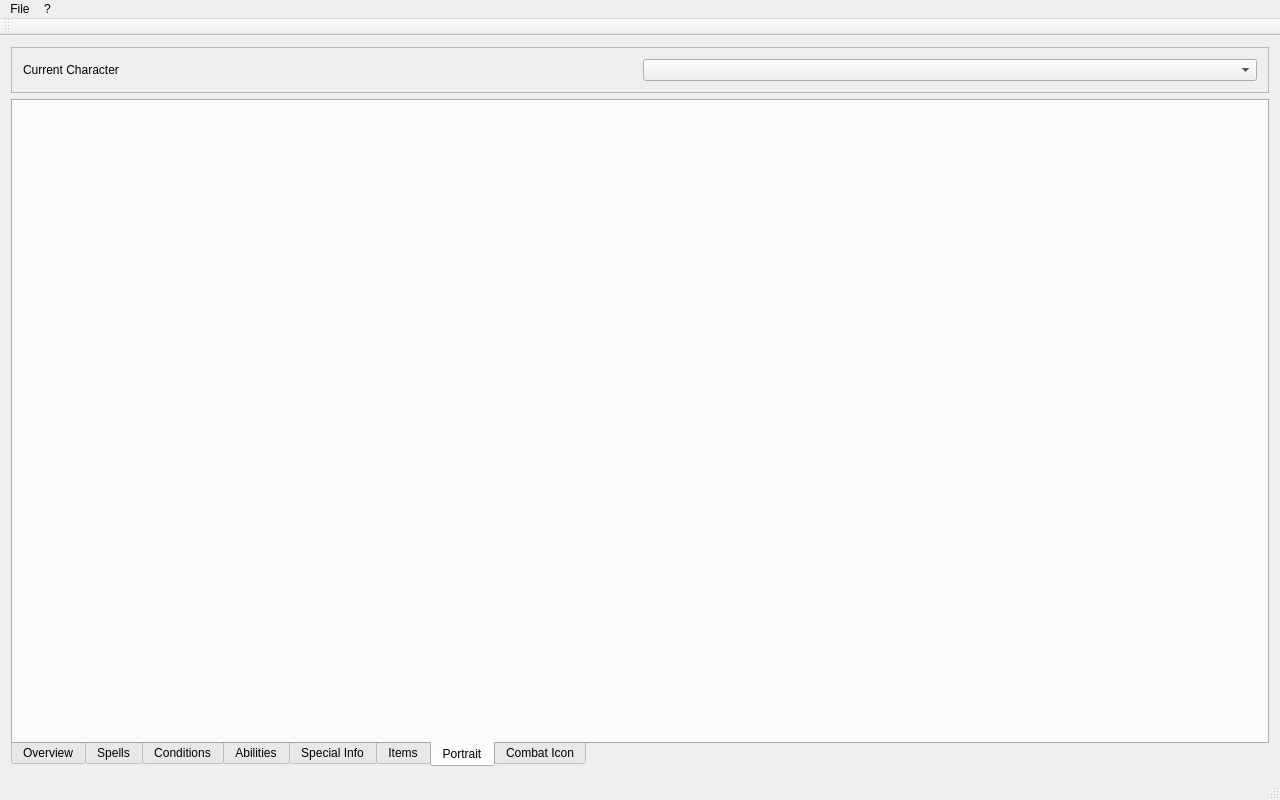
DrItanium/realmz_tools, file CharacterEditor/mainwindow.ui: the form before one commit.
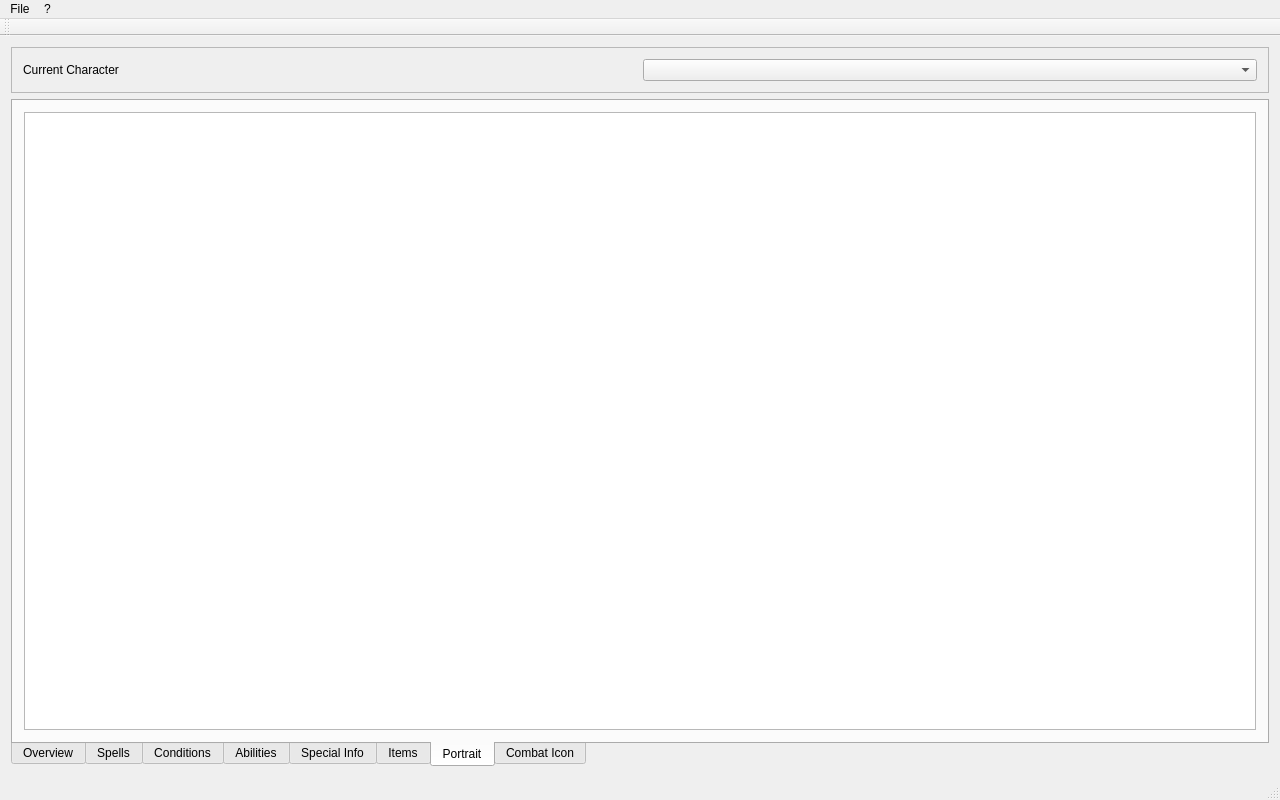
The form after the commit. The open tabs and pages were chosen to show the change. Custom widgets are drawn as their Qt base class.

Commit message: Portrait and Combat Icon selection in primary view

```diff
--- a/CharacterEditor/mainwindow.ui
+++ b/CharacterEditor/mainwindow.ui
@@ -96,6 +96,11 @@
        <attribute name="title">
         <string>Portrait</string>
        </attribute>
+       <layout class="QGridLayout" name="gridLayout_9">
+        <item row="0" column="0">
+         <widget class="QTableView" name="portraitView"/>
+        </item>
+       </layout>
       </widget>
       <widget class="QWidget" name="CombatIcon">
        <attribute name="title">
```
Left out of the diff: 5 changed lines with no effect on the pictures. The commit also changes 3 other files.
